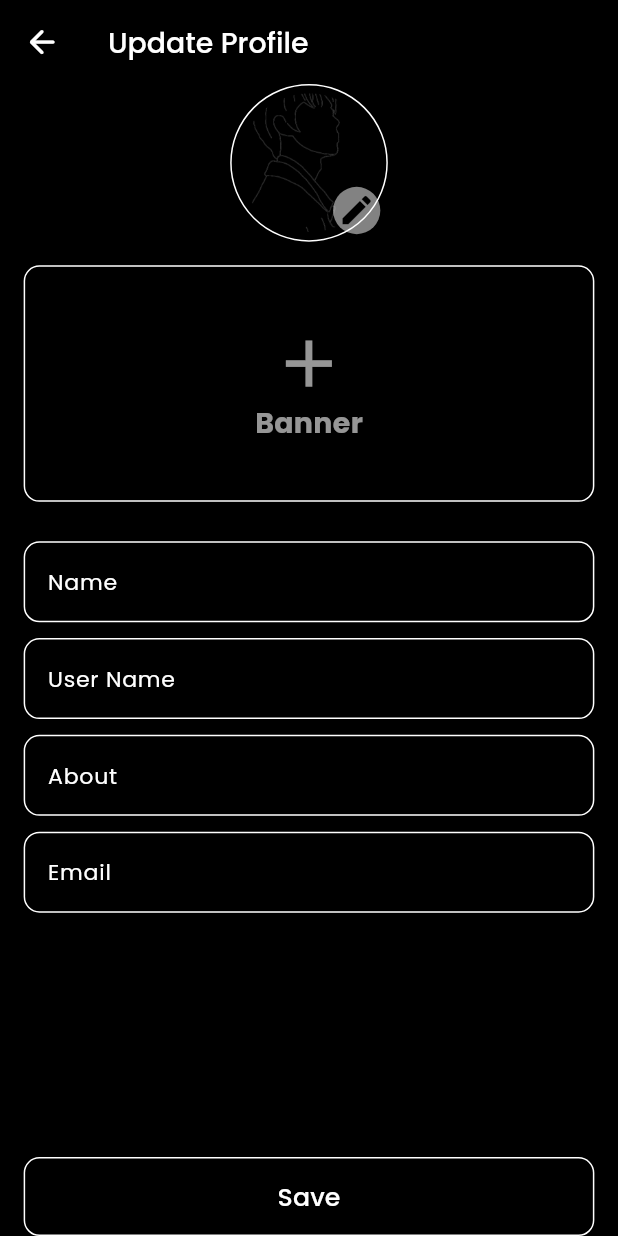
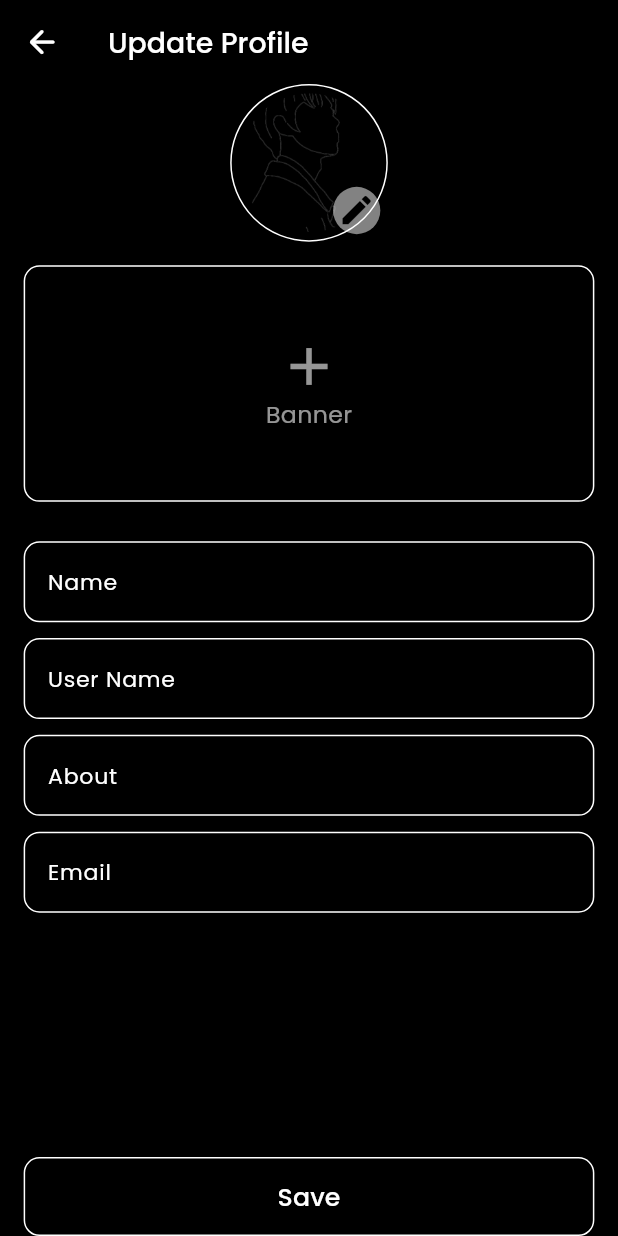
Before and after one commit to SunilBatesar/Our-Talks, a Flutter app: the AccountScreen screen opened by its route, after a tap on "Update Profile", on a phone screen of 412 x 824 dp. Run offline on Flutter 3.47's test engine with Material 3 defaults, Android fonts, the phone set to English and light mode, and no system bars; our stand-ins replace cached_network_image, cloud_firestore, firebase_auth, firebase_core, flutter_screenutil, gap and 8 more; accounts and stored records are empty; network calls fail.

Commit message:
Merge 26/02 and Update Permissen Function

```diff
--- a/lib/Res/i18n/language_const.dart
+++ b/lib/Res/i18n/language_const.dart
@@ -1,5 +1,9 @@
 // LANGUAGE CONST
 class LanguageConst {
+  // APP DEVELOPER KE LIYE KUCH LINES😜
+  static const String developedby = "Developedby";
+  static const String foundbugReportloveanger = "FoundbugReportloveanger!";
+
   // NAV BAR
   static const String home = "Home";
   static const String search = "Search";
@@ -28,6 +32,10 @@ class LanguageConst {
   static const String permissionRequired = "PermissionRequired";
   static const String pleaseenablecameragallerypermissions =
       "Pleaseenablecameragallerypermissions";
+  // LOG OUT DILOG
+  static const String waitLoggingout = "waitLoggingout";
+  static const String ohThinklogoutstillrememberpassword =
+      "OhThinklogoutstillrememberpassword";
 
   // APP VALIDATORS
   static const String pleaseEnterField = "Pleaseenterthisfield";
--- a/lib/Res/i18n/language_type.dart
+++ b/lib/Res/i18n/language_type.dart
@@ -4,6 +4,11 @@ import 'package:ourtalks/Res/i18n/language_const.dart';
 class LanguageType {
   // ENGLISH US TYPE
   static final Map<String, String> englishUSType = {
+    // APP DEVELOPER KE LIYE KUCH LINES😜
+    LanguageConst.developedby: "Developed by",
+    LanguageConst.foundbugReportloveanger:
+        "Found a bug? Report with love, not anger!\u{1F61C}",
+
     // NAV BAR
     LanguageConst.home: "Home",
     LanguageConst.search: "Search",
@@ -32,6 +37,11 @@ class LanguageType {
     LanguageConst.permissionRequired: "Permission Required",
     LanguageConst.pleaseenablecameragallerypermissions:
         "Oh dear user, grant permission, or the camera and gallery will be heartbroken!\u{1F602}",
+
+    // LOG OUT DILOG
+    LanguageConst.waitLoggingout: "Wait! Logging out?",
+    LanguageConst.ohThinklogoutstillrememberpassword:
+        "Oh no! \u{1F632} Think before you go...If you log out, do you still remember the password?\u{1F602}",
 
     // APP VALIDATORS
     LanguageConst.pleaseEnterField: "Please enter this field",
@@ -94,6 +104,11 @@ class LanguageType {
 
   // HINDI TYPE
   static final Map<String, String> hindiType = {
+    // APP DEVELOPER KE LIYE KUCH LINES😜
+    LanguageConst.developedby: "निर्माता",
+    LanguageConst.foundbugReportloveanger:
+        "अगर कोई बग मिले तो प्यार से बताना, गुस्से से नहीं!\u{1F61C}",
+
     // NAV BAR
     LanguageConst.home: "घर",
     LanguageConst.search: "खोज",
@@ -121,6 +136,11 @@ class LanguageType {
     LanguageConst.permissionRequired: "अनुमति आवश्यक",
     LanguageConst.pleaseenablecameragallerypermissions:
         "हे यूज़र महाराज, परमिशन दे दो, वरना कैमरा और गैलरी हमसे रूठ जाएंगे!\u{1F602}",
+
+    // LOG OUT DILOG
+    LanguageConst.waitLoggingout: "रुको! लॉगआउट कर रहे हो?",
+    LanguageConst.ohThinklogoutstillrememberpassword:
+        "अरे-अरे! \u{1F632} जाने से पहले सोच लो... लॉगआउट किया तो फिर पासवर्ड याद है ना? \u{1F602}",
 
     // APP VALIDATORS
     LanguageConst.pleaseEnterField: "कृपया यह फ़ील्ड दर्ज करें",
--- a/lib/Utils/Routes/routes.dart
+++ b/lib/Utils/Routes/routes.dart
@@ -3,6 +3,7 @@ import 'package:ourtalks/Views/Auth/forget_password_screen.dart';
 import 'package:ourtalks/Views/Auth/login_screen.dart';
 import 'package:ourtalks/Views/Auth/signup_screen.dart';
 import 'package:ourtalks/Views/Auth/verify_email_forget_password_screen.dart';
+import 'package:ourtalks/Views/NavBar/Account/HelpAndSupport/help_and_support_screen.dart';
 import 'package:ourtalks/Views/NavBar/Account/account_screen.dart';
 import 'package:ourtalks/Views/NavBar/Account/language_screen.dart';
 import 'package:ourtalks/Views/NavBar/Account/theme_screen.dart';
@@ -52,4 +53,7 @@ List<GetPage<dynamic>> appRoutes = [
   GetPage(
       name: cnstSheet.routesName.updateProfileScreen,
       page: () => UpdateProfileScreen()),
+  GetPage(
+      name: cnstSheet.routesName.helpAndSupportScreen,
+      page: () => HelpAndSupportScreen()),
 ];
--- a/lib/Utils/Routes/routes_name.dart
+++ b/lib/Utils/Routes/routes_name.dart
@@ -12,4 +12,5 @@ class RoutesName {
   String themeScreen = "/ThemeScreen";
   String languageScreen = "/languageScreen";
   String updateProfileScreen = "/UpdateProfileScreen";
+  String helpAndSupportScreen = "/HelpAndSupportScreen";
 }
--- a/lib/Views/NavBar/Account/Widgets/user_profile_pick_widget.dart
+++ b/lib/Views/NavBar/Account/Widgets/user_profile_pick_widget.dart
@@ -172,12 +172,12 @@ class _UserBannerPickWidgetState extends State<UserBannerPickWidget> {
         children: [
           Icon(
             Icons.add,
-            size: 50.sp,
+            size: 40.sp,
             color: cnstSheet.colors.primary.withAlpha(150),
           ),
           Text(
             LanguageConst.banner.tr,
-            style: cnstSheet.textTheme.fs18Bold
+            style: cnstSheet.textTheme.fs15Normal
                 .copyWith(color: cnstSheet.colors.white.withAlpha(150)),
           )
         ],
--- a/lib/Views/NavBar/Account/account_screen.dart
+++ b/lib/Views/NavBar/Account/account_screen.dart
@@ -4,6 +4,7 @@ import 'package:flutter_screenutil/flutter_screenutil.dart';
 import 'package:gap/gap.dart';
 import 'package:get/get.dart';
 import 'package:ourtalks/Res/i18n/language_const.dart';
+import 'package:ourtalks/Utils/utils.dart';
 import 'package:ourtalks/Views/NavBar/Account/Widgets/menu_tile.dart';
 import 'package:ourtalks/Views/NavBar/Account/user_profile_image_show_screen.dart';
 import 'package:ourtalks/main.dart';
@@ -139,7 +140,30 @@ class AccountScreen extends StatelessWidget {
                     },
                   ).marginOnly(bottom: 10.h);
                 },
-              )
+              ),
+              Center(
+                child: Text(
+                  "Version:1.0.0",
+                  style: cnstSheet.textTheme.fs14Normal
+                      .copyWith(color: cnstSheet.colors.primary),
+                ),
+              ),
+              Gap(5.h),
+              Center(
+                child: Text(
+                  "${LanguageConst.developedby.tr}: Sunil Batesar and Naveen",
+                  style: cnstSheet.textTheme.fs14Normal
+                      .copyWith(color: cnstSheet.colors.white),
+                ),
+              ),
+              Gap(5.h),
+              Center(
+                child: Text(
+                  LanguageConst.foundbugReportloveanger.tr,
+                  style: cnstSheet.textTheme.fs14Normal
+                      .copyWith(color: cnstSheet.colors.white),
+                ),
+              ),
             ],
           ),
         ),
@@ -156,7 +180,12 @@ class AccountScreen extends StatelessWidget {
       case LanguageConst.language:
         Get.toNamed(cnstSheet.routesName.languageScreen);
       case LanguageConst.logout:
-        AuthDataHandler.logout();
+        AppUtils.showPermissionDialog(
+            title: LanguageConst.waitLoggingout.tr,
+            content: LanguageConst.ohThinklogoutstillrememberpassword.tr,
+            onTap: () async {
+              await AuthDataHandler.logout();
+            });
 
       default:
         null;
```
Also changed, not shown: lib/Components/BottomSheets/image_pick_bottom_sheet.dart (+16 -1 lines), lib/Utils/utils.dart (+24 -5 lines), lib/Views/NavBar/Account/HelpAndSupport/help_and_support_screen.dart (added, +10 -0 lines), 4 other files.
